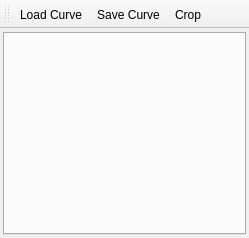
jonasstein/clip, file ui/imagetoolbox.ui: the form before one commit.
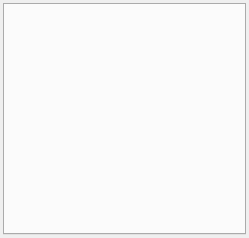
The form after the commit. Icons and pictures are not drawn.

What changed in the file:
```diff
--- a/ui/imagetoolbox.ui
+++ b/ui/imagetoolbox.ui
@@ -30,47 +30,6 @@
     </item>
    </layout>
   </widget>
-  <widget class="QToolBar" name="toolBar">
-   <property name="windowTitle">
-    <string>toolBar</string>
-   </property>
-   <attribute name="toolBarArea">
-    <enum>TopToolBarArea</enum>
-   </attribute>
-   <attribute name="toolBarBreak">
-    <bool>false</bool>
-   </attribute>
-   <addaction name="actionLoad_Curve"/>
-   <addaction name="actionSave_Curve"/>
-   <addaction name="actionCrop"/>
-  </widget>
-  <action name="actionLoad_Curve">
-   <property name="icon">
-    <iconset resource="../icons/icons.qrc">
-     <normaloff>:/fileopen.png</normaloff>:/fileopen.png</iconset>
-   </property>
-   <property name="text">
-    <string>Load Curve</string>
-   </property>
-  </action>
-  <action name="actionSave_Curve">
-   <property name="icon">
-    <iconset resource="../icons/icons.qrc">
-     <normaloff>:/filesave.png</normaloff>:/filesave.png</iconset>
-   </property>
-   <property name="text">
-    <string>Save Curve</string>
-   </property>
-  </action>
-  <action name="actionCrop">
-   <property name="icon">
-    <iconset resource="../icons/icons.qrc">
-     <normaloff>:/cut.png</normaloff>:/cut.png</iconset>
-   </property>
-   <property name="text">
-    <string>Crop</string>
-   </property>
-  </action>
  </widget>
  <layoutdefault spacing="6" margin="11"/>
  <resources>
```
Left out of the diff: 6 changed lines with no effect on the pictures.
